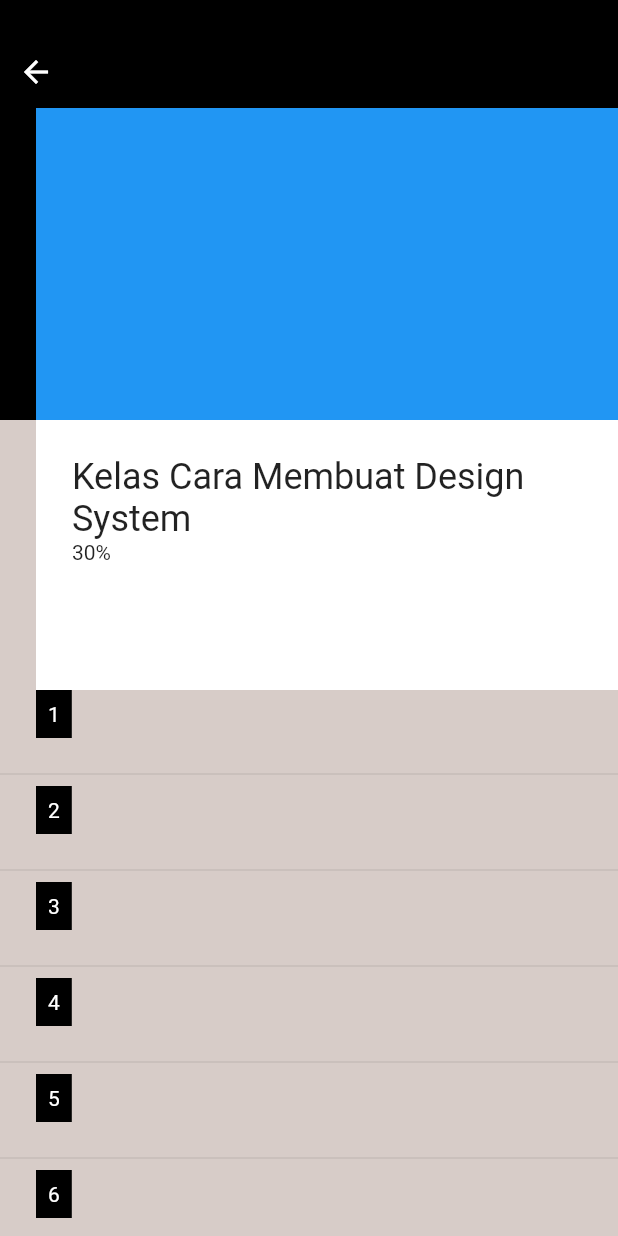
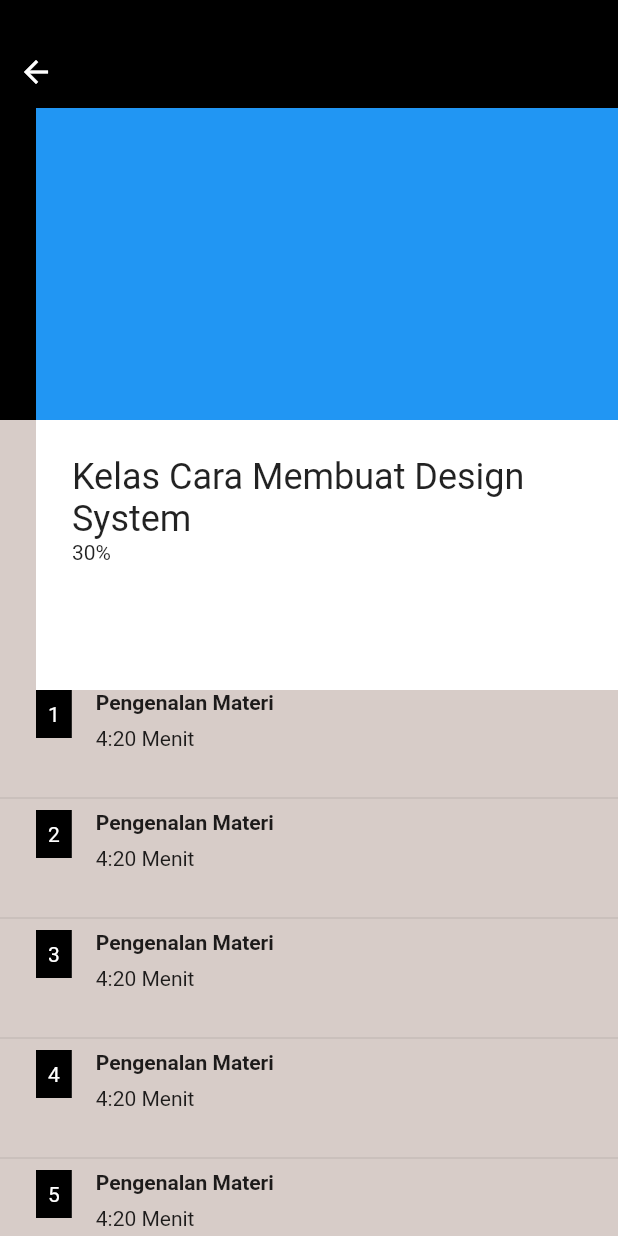
Before and after one commit to JAICHANGPARK/flutter_notebook_19th_story, a Flutter app: the EcourseDetailPage screen opened directly, on a phone screen of 412 x 824 dp. Run offline on Flutter 3.47's test engine with Material 2 defaults, Android fonts, the phone set to English and light mode, and no system bars; our stand-ins replace bubble_tab_indicator, cached_network_image, countup, fl_chart, flutter_riverpod, freezed_annotation and 4 more.

Commit message:
Update e_course_detail_page.dart

```diff
--- a/lib/ep1148_e_course_app/src/ui/e_course_detail_page.dart
+++ b/lib/ep1148_e_course_app/src/ui/e_course_detail_page.dart
@@ -73,10 +73,9 @@ class _EcourseDetailPageState extends State<EcourseDetailPage> {
                   child: ListView.separated(
                     itemBuilder: (context, index) {
                       return Padding(
-                        padding: const EdgeInsets.only(
-                          left: 24, bottom: 16
-                        ),
+                        padding: const EdgeInsets.only(left: 24, bottom: 16),
                         child: Row(
+                          crossAxisAlignment: CrossAxisAlignment.start,
                           children: [
                             Container(
                               decoration: BoxDecoration(
@@ -89,6 +88,32 @@ class _EcourseDetailPageState extends State<EcourseDetailPage> {
                                   style: TextStyle(
                                     color: Colors.white,
                                   ),
+                                ),
+                              ),
+                            ),
+                            Expanded(
+                              child: Padding(
+                                padding: const EdgeInsets.only(left: 16),
+                                child: Column(
+                                  crossAxisAlignment: CrossAxisAlignment.start,
+                                  children: [
+                                    Text(
+                                      "Pengenalan Materi",
+                                      style: TextStyle(
+                                        fontWeight: FontWeight.bold,
+                                      ),
+                                    ),
+                                    SizedBox(
+                                      height: 8,
+                                    ),
+                                    Text(
+                                      "4:20 Menit",
+                                      style: TextStyle(),
+                                    ),
+                                    SizedBox(
+                                      height: 8,
+                                    ),
+                                  ],
                                 ),
                               ),
                             )
```
